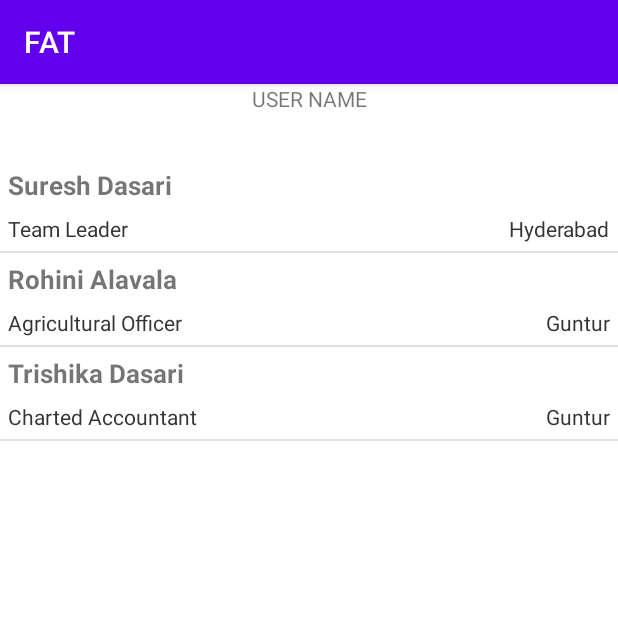
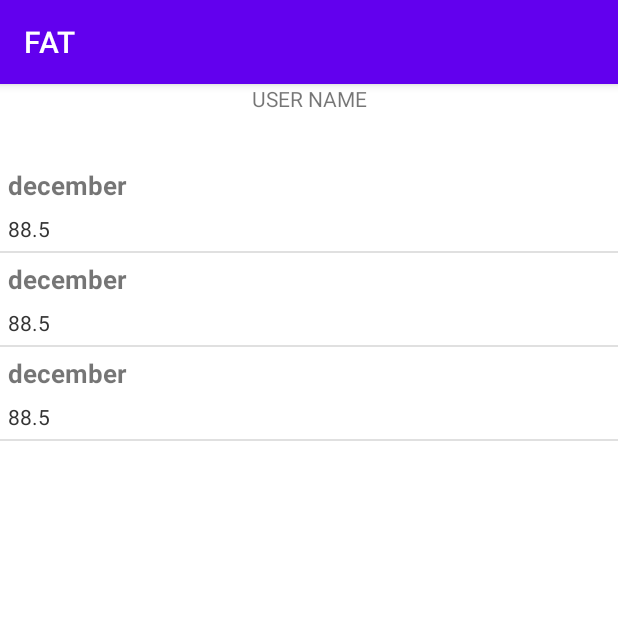
Before and after one commit to FlorenciaDiCiocco/FAT_app_cs246, an Android app: the screen it shows after launch (MainActivity), on a phone screen of 412 x 824 dp, the top half of it. Run offline under Robolectric (Android 15) with nearby library versions, the phone set to English and light mode, and no system bars.

Commit message:
Customized the listview. It now prints the date and the weight of each user.

```diff
--- a/app/src/main/java/com/team3/fat/CustomListAdapter.java
+++ b/app/src/main/java/com/team3/fat/CustomListAdapter.java
@@ -37,14 +37,12 @@ public class CustomListAdapter extends BaseAdapter {
             holder = new ViewHolder();
             holder.uName = (TextView) v.findViewById(R.id.name);
             holder.uDesignation = (TextView) v.findViewById(R.id.designation);
-            holder.uLocation = (TextView) v.findViewById(R.id.location);
             v.setTag(holder);
         } else {
             holder = (ViewHolder) v.getTag();
         }
-        holder.uName.setText(listData.get(position).getName());
-        holder.uDesignation.setText(listData.get(position).getDesignation());
-        holder.uLocation.setText(listData.get(position).getLocation());
+        holder.uName.setText(listData.get(position).getDate());
+        holder.uDesignation.setText(listData.get(position).getWeight_String());
         return v;
     }
     static class ViewHolder {
--- a/app/src/main/java/com/team3/fat/ListItem.java
+++ b/app/src/main/java/com/team3/fat/ListItem.java
@@ -1,25 +1,24 @@
 package com.team3.fat;
 
 public class ListItem {
-    private String name;
-    private String designation;
-    private String location;
-    public String getName() {
-        return name;
+    private String date;
+    private float weight;
+
+    public float getWeight() {
+        return weight;
     }
-    public void setName(String name) {
-        this.name = name;
+
+    public String getWeight_String(){
+        return Float.toString(weight);
     }
-    public String getDesignation() {
-        return designation;
+    public void setWeight(float MyWeight) {
+        this.weight = MyWeight;
     }
-    public void setDesignation(String designation) {
-        this.designation = designation;
+    public String getDate() {
+        return date;
     }
-    public String getLocation() {
-        return location;
+    public void setDate(String Date) {
+        this.date = Date;
     }
-    public void setLocation(String location) {
-        this.location = location;
-    }
+
 }
--- a/app/src/main/java/com/team3/fat/MainActivity.java
+++ b/app/src/main/java/com/team3/fat/MainActivity.java
@@ -21,26 +21,25 @@ public class MainActivity extends AppCompatActivity {
             @Override
             public void onItemClick(AdapterView<?> a, View v, int position, long id) {
                 ListItem user = (ListItem) lv.getItemAtPosition(position);
-                Toast.makeText(MainActivity.this, "Selected :" + " " + user.getName()+", "+ user.getLocation(), Toast.LENGTH_SHORT).show();
+                Toast.makeText(MainActivity.this, "Selected :" + " " + user.getWeight()+", "+ user.getDate(), Toast.LENGTH_SHORT).show();
             }
         });
     }
     private ArrayList getListData() {
+        //This function is to add elements to the list that will be printed
+        float number = 88.5f;
         ArrayList<ListItem> results = new ArrayList<>();
         ListItem user1 = new ListItem();
-        user1.setName("Suresh Dasari");
-        user1.setDesignation("Team Leader");
-        user1.setLocation("Hyderabad");
+        user1.setDate("december");
+        user1.setWeight(number);
         results.add(user1);
         ListItem user2 = new ListItem();
-        user2.setName("Rohini Alavala");
-        user2.setDesignation("Agricultural Officer");
-        user2.setLocation("Guntur");
+        user2.setDate("december");
+        user2.setWeight(number);
         results.add(user2);
         ListItem user3 = new ListItem();
-        user3.setName("Trishika Dasari");
-        user3.setDesignation("Charted Accountant");
-        user3.setLocation("Guntur");
+        user3.setDate("december");
+        user3.setWeight(number);
         results.add(user3);
         return results;
     }
--- a/app/src/main/res/layout/list_row.xml
+++ b/app/src/main/res/layout/list_row.xml
@@ -9,7 +9,7 @@
         android:layout_width="wrap_content"
         android:layout_height="wrap_content"
         android:textStyle="bold"
-        android:textSize="17dp" />
+        android:textSize="17sp" />
     <TextView
         android:id="@+id/designation"
         android:layout_width="wrap_content"
@@ -17,14 +17,5 @@
         android:layout_below="@id/name"
         android:layout_marginTop="7dp"
         android:textColor="#343434"
-        android:textSize="14dp" />
-    <TextView
-        android:id="@+id/location"
-        android:layout_width="wrap_content"
-        android:layout_height="wrap_content"
-        android:layout_alignBaseline="@+id/designation"
-        android:layout_alignBottom="@+id/designation"
-        android:layout_alignParentRight="true"
-        android:textColor="#343434"
-        android:textSize="14dp" />
+        android:textSize="14sp" />
 </RelativeLayout>
```
